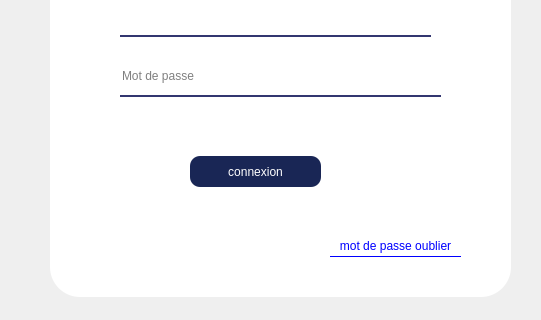
Old version of the form TvEase6/TvEase/singin.ui in the repository AzizMtg/TvEase--QTCompanyManager_Desktop_App; both pictures show x 110 to 651 and y 274 to 594 of the 778 by 594 pixel window.
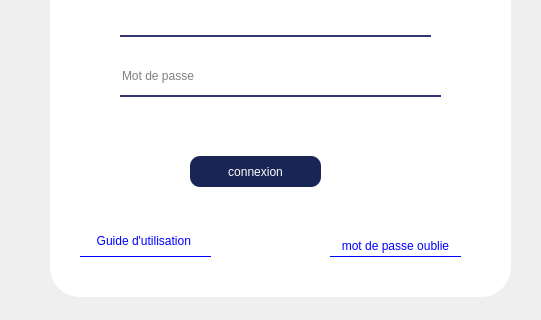
New version of the form. Icons and pictures are not drawn.

Patch:
```diff
--- a/TvEase6/TvEase/singin.ui
+++ b/TvEase6/TvEase/singin.ui
@@ -141,7 +141,7 @@
 </string>
     </property>
     <property name="text">
-     <string>mot de passe oublier</string>
+     <string>mot de passe oublie</string>
     </property>
    </widget>
    <widget class="QPushButton" name="pushButton">
@@ -193,6 +193,34 @@
      </size>
     </property>
    </widget>
+   <widget class="QPushButton" name="pushButton_5">
+    <property name="geometry">
+     <rect>
+      <x>30</x>
+      <y>490</y>
+      <width>131</width>
+      <height>31</height>
+     </rect>
+    </property>
+    <property name="cursor">
+     <cursorShape>PointingHandCursor</cursorShape>
+    </property>
+    <property name="styleSheet">
+     <string notr="true">#pushButton_5{
+border : none ;
+color : blue ; 
+border-bottom: 1px solid blue; }
+
+#pushButton_5:hover {
+color : #3A3F7E ; 
+border-bottom: 1px solid #3A3F7E; }
+
+</string>
+    </property>
+    <property name="text">
+     <string>Guide d'utilisation </string>
+    </property>
+   </widget>
   </widget>
  </widget>
  <resources>
```
Left out of the diff: 6 changed lines with no effect on the pictures.
